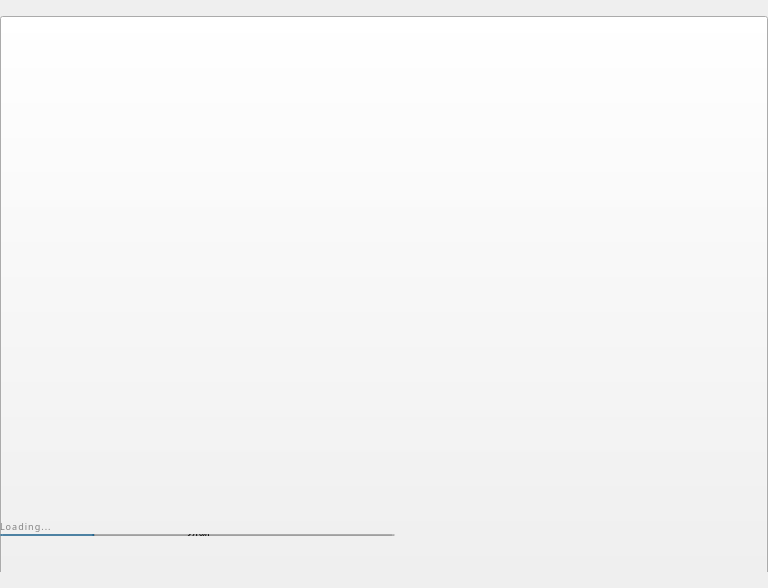
Old version of the form src/qt/pivx/forms/splash.ui in the repository KingricharVD/NestEGG.
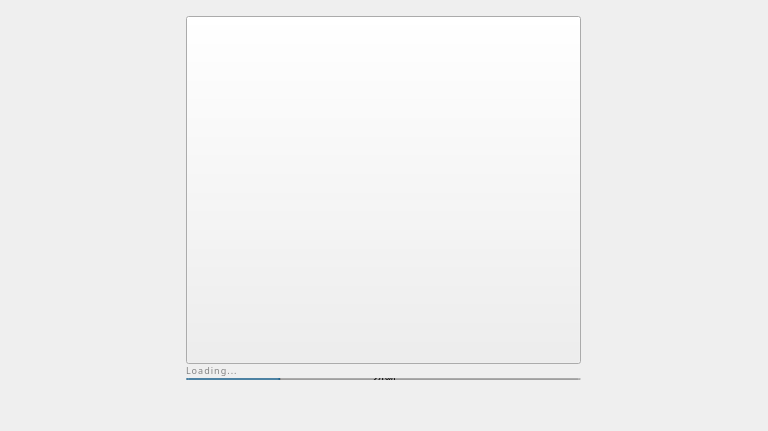
New version of the form.

Diff of the .ui file:
```diff
--- a/src/qt/pivx/forms/splash.ui
+++ b/src/qt/pivx/forms/splash.ui
@@ -7,7 +7,7 @@
     <x>0</x>
     <y>0</y>
     <width>768</width>
-    <height>588</height>
+				<height>431</height>
    </rect>
   </property>
   <property name="minimumSize">
@@ -74,12 +74,15 @@
       <property name="bottomMargin">
        <number>0</number>
       </property>
+						<property name="alignment">
+							<set>Qt::AlignTop|Qt::AlignHCenter</set>
+						</property>
       <item>
        <widget class="QPushButton" name="imgLogo">
         <property name="minimumSize">
          <size>
-          <width>650</width>
-          <height>650</height>
+										<width>395</width>
+										<height>348</height>
          </size>
         </property>
         <property name="focusPolicy">
@@ -152,7 +155,7 @@
           <string>Loading...</string>
          </property>
          <property name="alignment">
-          <set>Qt::AlignLeading|Qt::AlignLeft|Qt::AlignTop</set>
+										<set>Qt::AlignTop|Qt::AlignLeft</set>
          </property>
         </widget>
        </widget>
@@ -214,7 +217,16 @@
        </spacer>
       </item>
       <item>
-       <widget class="QLabel" name="lblVersion">
+							<widget class="QLabel"
+      								name="lblVersion">
+								<property name="geometry">
+									<rect>
+										<x>0</x>
+										<y>0</y>
+										<width>200</width>
+										<height>16</height>
+									</rect>
+								</property>
         <property name="sizePolicy">
          <sizepolicy hsizetype="Maximum" vsizetype="Maximum">
           <horstretch>0</horstretch>
@@ -249,7 +261,7 @@
          <string/>
         </property>
         <property name="alignment">
-         <set>Qt::AlignLeading|Qt::AlignLeft|Qt::AlignTop</set>
+									<set>Qt::AlignTop|Qt::AlignLeft</set>
         </property>
        </widget>
       </item>
```
Left out of the diff: 43 changed lines with no effect on the pictures. Lines whose indentation alone changed are shown as unchanged.
